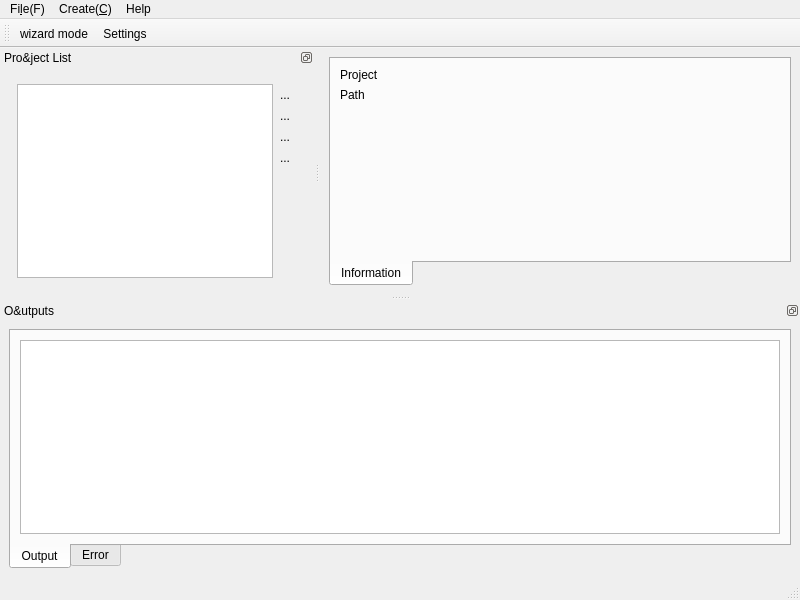
pashango2/sphinx-explorer, file sphinx_explorer/ui/main_window.ui: the form before one commit.
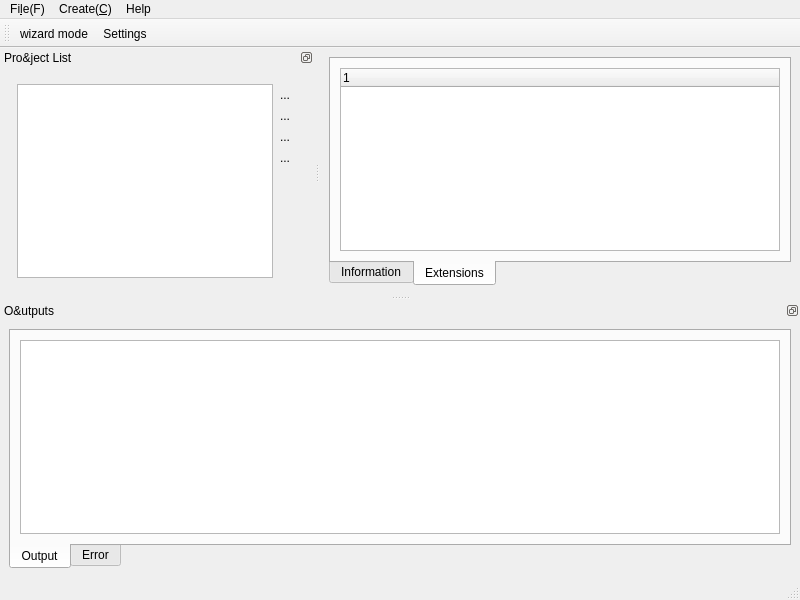
The form after the commit. The open tabs and pages were chosen to show the change. Custom widgets are drawn as their Qt base class.

```diff
--- a/sphinx_explorer/ui/main_window.ui
+++ b/sphinx_explorer/ui/main_window.ui
@@ -65,6 +65,22 @@
         </item>
        </layout>
       </widget>
+      <widget class="QWidget" name="tab_2">
+       <attribute name="title">
+        <string>Extensions</string>
+       </attribute>
+       <layout class="QVBoxLayout" name="verticalLayout_8">
+        <item>
+         <widget class="ExtensionTreeWidget" name="tree_widget_extensions">
+          <column>
+           <property name="text">
+            <string notr="true">1</string>
+           </property>
+          </column>
+         </widget>
+        </item>
+       </layout>
+      </widget>
      </widget>
     </item>
    </layout>
@@ -372,6 +388,11 @@
    <extends>QTextEdit</extends>
    <header>..util.QConsoleWidget</header>
   </customwidget>
+  <customwidget>
+   <class>ExtensionTreeWidget</class>
+   <extends>QTreeWidget</extends>
+   <header location="global">..widgets</header>
+  </customwidget>
  </customwidgets>
  <resources/>
  <connections/>
```
